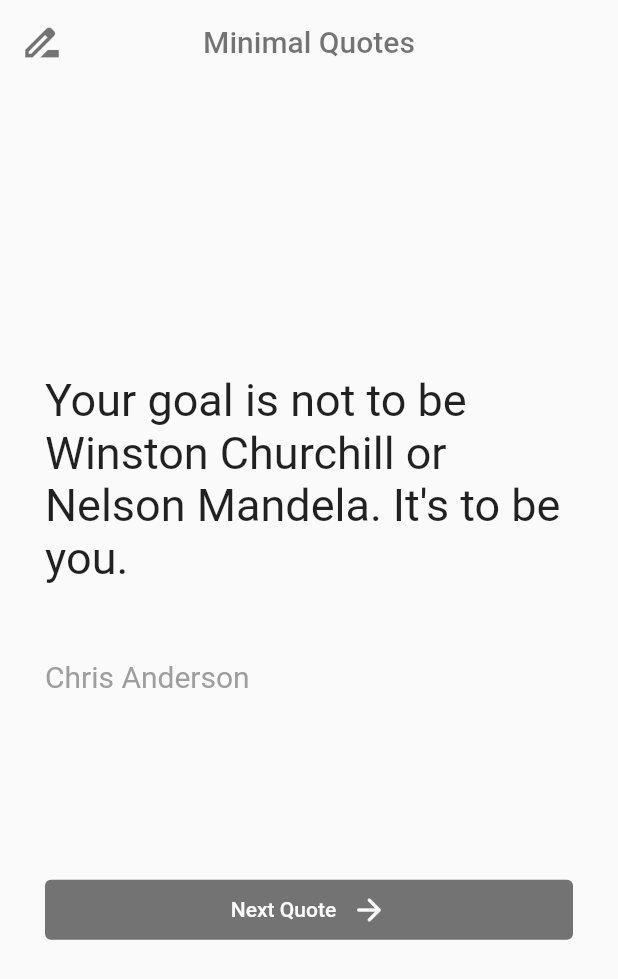
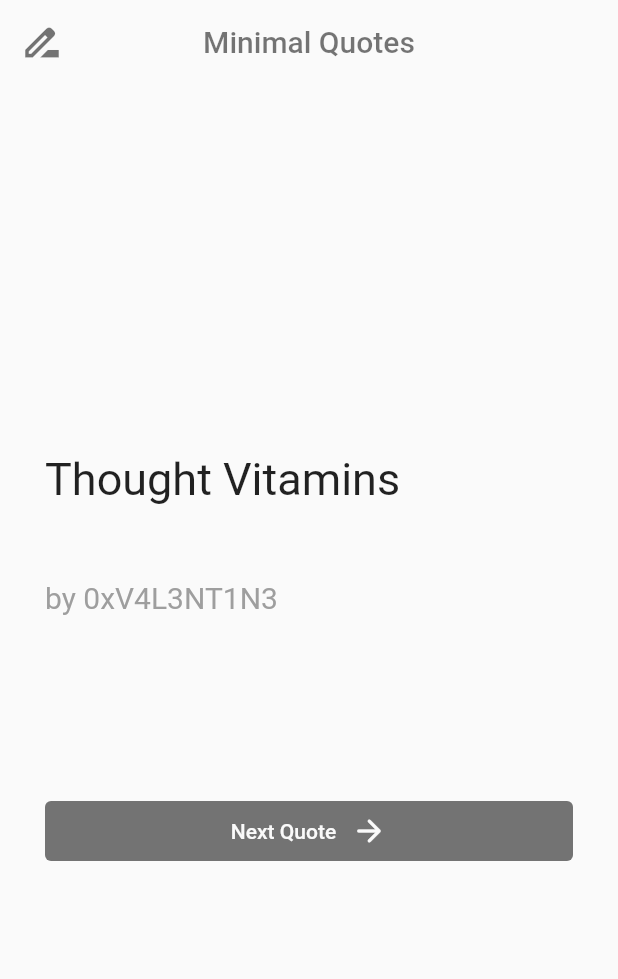
Before and after one commit to 0xV4L3NT1N3/teenedge-mobile-app-dev, a Flutter app: the screen it shows after launch, on a phone screen of 412 x 824 dp. Shown: the top 979 px of the screen. Run offline on Flutter 3.47's test engine with Material 2 defaults, Android fonts, the phone set to English and light mode, and no system bars.

Commit message:
Changed home quote

```diff
--- a/lib/main.dart
+++ b/lib/main.dart
@@ -12,8 +12,8 @@ class _MyAppState extends State<MyApp> {
 
   // variables holding quote and author data, set to a sample at first
 
-  String quote = 'Your goal is not to be Winston Churchill or Nelson Mandela. It\'s to be you.';
-  String author = 'Chris Anderson';
+  String quote = 'Thought Vitamins';
+  String author = 'by 0xV4L3NT1N3';
 
   @override
   Widget build(BuildContext context) {
```
